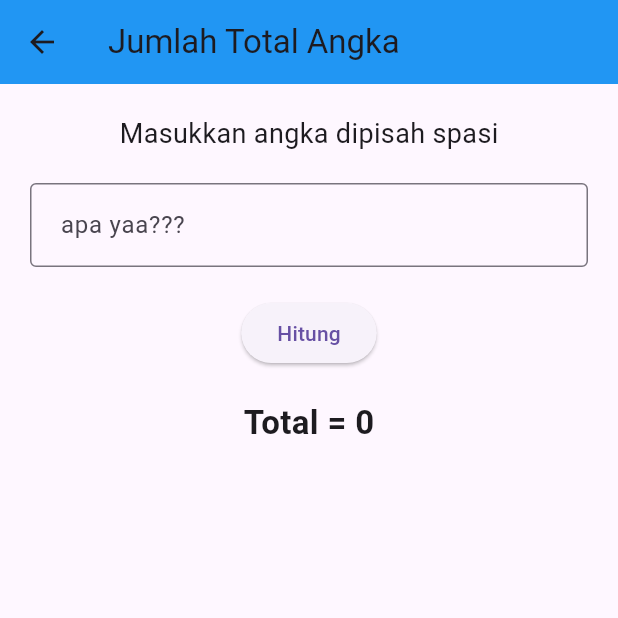
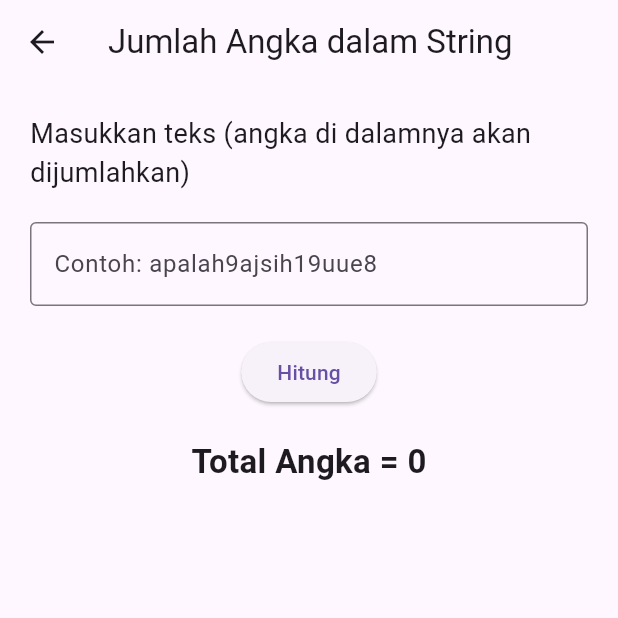
Before and after one commit to Ianone-8bit/TPM, a Flutter app: the TotalAngka screen opened directly, after a tap on "Hitung", on a phone screen of 412 x 824 dp, the top half of it. Run offline on Flutter 3.47's test engine with Material 3 defaults, Android fonts, the phone set to English and light mode, and no system bars.

Commit message:
gini, kalik ges

```diff
--- a/lib/pages/jumlahangka.dart
+++ b/lib/pages/jumlahangka.dart
@@ -8,71 +8,60 @@ class TotalAngka extends StatefulWidget {
 }
 
 class _TotalAngkaState extends State<TotalAngka> {
-
-  TextEditingController angkaController = TextEditingController();
+  TextEditingController inputController = TextEditingController();
   int hasil = 0;
 
-  void hitungTotal(){
-
-    List<String> angkaList = angkaController.text.split(" ");
+  void hitungTotal() {
+    String input = inputController.text;
     int total = 0;
 
-    for (var angka in angkaList){
-      total += int.tryParse(angka) ?? 0;
+    for (int i = 0; i < input.length; i++) {
+      String char = input[i];
+
+      if (int.tryParse(char) != null) {
+        total += int.parse(char);
+      }
     }
 
     setState(() {
       hasil = total;
     });
-
   }
 
   @override
   Widget build(BuildContext context) {
     return Scaffold(
-      appBar: AppBar(
-        title: const Text("Jumlah Total Angka"),
-        backgroundColor: Colors.blue,
-      ),
+      appBar: AppBar(title: const Text("Jumlah Angka dalam String")),
 
       body: Padding(
         padding: const EdgeInsets.all(20),
         child: Column(
           children: [
-
             const Text(
-              "Masukkan angka dipisah spasi",
+              "Masukkan teks (angka di dalamnya akan dijumlahkan)",
               style: TextStyle(fontSize: 18),
             ),
 
             const SizedBox(height: 20),
 
             TextField(
-              controller: angkaController,
-              keyboardType: TextInputType.number,
+              controller: inputController,
               decoration: const InputDecoration(
                 border: OutlineInputBorder(),
-                hintText: " apa yaa???",
+                hintText: "Contoh: apalah9ajsih19uue8",
               ),
             ),
 
             const SizedBox(height: 20),
 
-            ElevatedButton(
-              onPressed: hitungTotal,
-              child: const Text("Hitung"),
-            ),
+            ElevatedButton(onPressed: hitungTotal, child: const Text("Hitung")),
 
             const SizedBox(height: 20),
 
             Text(
-              "Total = $hasil",
-              style: const TextStyle(
-                fontSize: 22,
-                fontWeight: FontWeight.bold,
-              ),
+              "Total Angka = $hasil",
+              style: const TextStyle(fontSize: 22, fontWeight: FontWeight.bold),
             ),
-
           ],
         ),
       ),
```
